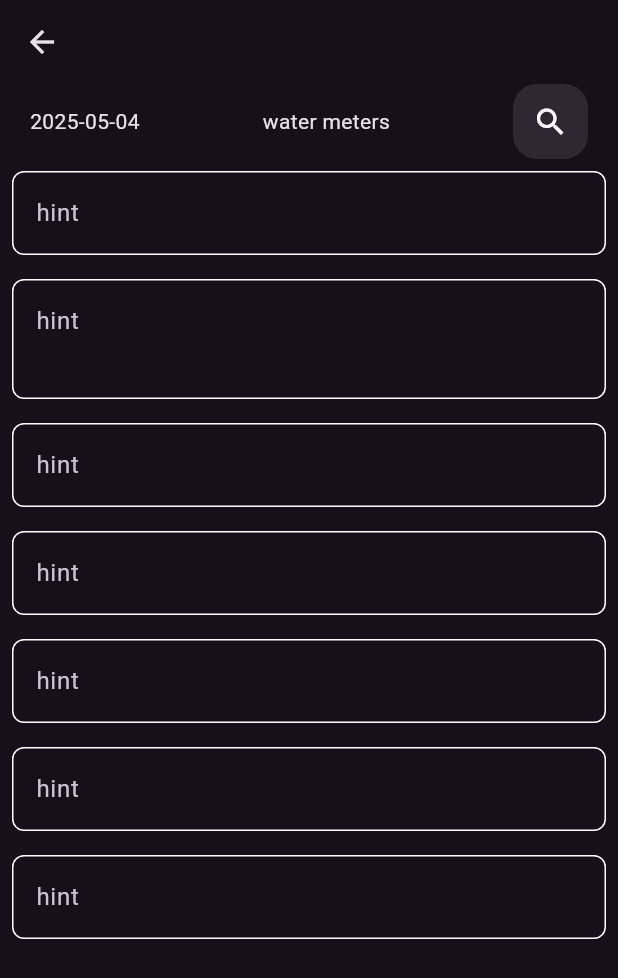
After one commit to MuhammedGhazi/water_mtr, a Flutter app: the screen it shows after launch, after a tap on "hamad el khaloof", on a phone screen of 412 x 824 dp. The commit adds this screen. Shown: the top 978 px of the screen. Run offline on Flutter 3.47's test engine with Material 3 defaults, Android fonts, the phone set to English and light mode, and no system bars; our stand-ins replace dio, flutter_bloc, hive, shared_preferences; missing offline and left inert: data_connection_checker_tv; accounts and stored records are empty.

Commit message:
edit sub view done

```diff
--- /dev/null
+++ b/lib/features/subs/presentation/views/edit_sub_view.dart
@@ -0,0 +1,11 @@
+import 'package:flutter/material.dart';
+import 'package:water_mtr/features/subs/presentation/widgets/edit_sub_view_body.dart';
+
+class EditSubView extends StatelessWidget {
+  const EditSubView({super.key});
+
+  @override
+  Widget build(BuildContext context) {
+    return Scaffold(appBar: AppBar(), body: EditSubViewBody());
+  }
+}
--- a/lib/features/subs/presentation/widgets/custom_app_bar.dart
+++ b/lib/features/subs/presentation/widgets/custom_app_bar.dart
@@ -5,7 +5,7 @@ import 'custom_search.dart';
 
 class CustomAppBar extends StatelessWidget {
   const CustomAppBar({super.key});
-
+  final String title = "title";
   @override
   Widget build(BuildContext context) {
     return Padding(
--- a/lib/features/subs/presentation/widgets/custom_search.dart
+++ b/lib/features/subs/presentation/widgets/custom_search.dart
@@ -13,7 +13,7 @@ class CustomSearch extends StatelessWidget {
 
       height: 50,
       width: 50,
-      child: Icon(Icons.search),
+      child: const Icon(Icons.search),
     );
   }
 }
--- /dev/null
+++ b/lib/features/subs/presentation/widgets/edit_sub_view_body.dart
@@ -0,0 +1,23 @@
+import 'package:flutter/material.dart';
+import 'package:water_mtr/features/subs/presentation/widgets/custom_app_bar.dart';
+import 'package:water_mtr/features/subs/presentation/widgets/custom_text_field.dart';
+
+class EditSubViewBody extends StatelessWidget {
+  const EditSubViewBody({super.key});
+
+  @override
+  Widget build(BuildContext context) {
+    return Column(
+      children: [
+        CustomAppBar(),
+        CustomTextField(hint: "hint"),
+        CustomTextField(hint: "hint", maxLines: 2),
+        CustomTextField(hint: "hint"),
+        CustomTextField(hint: "hint"),
+        CustomTextField(hint: "hint"),
+        CustomTextField(hint: "hint"),
+        CustomTextField(hint: "hint"),
+      ],
+    );
+  }
+}
--- a/lib/features/subs/presentation/widgets/sub_item.dart
+++ b/lib/features/subs/presentation/widgets/sub_item.dart
@@ -1,11 +1,23 @@
 import 'package:flutter/material.dart';
+import 'package:water_mtr/features/subs/presentation/views/edit_sub_view.dart';
 
 class SubItem extends StatelessWidget {
   const SubItem({super.key});
 
   @override
   Widget build(BuildContext context) {
-    return Padding(
+    return GestureDetector(
+      onTap: () {
+        Navigator.push(
+          context,
+          MaterialPageRoute(
+            builder: (context) {
+              return EditSubView();
+            },
+          ),
+        );
+      },
+      child: Padding(
         padding: const EdgeInsets.all(8.0),
         child: Container(
           height: 100,
@@ -32,6 +44,7 @@ class SubItem extends StatelessWidget {
             trailing: Icon(Icons.arrow_forward_ios, color: Colors.white),
           ),
         ),
+      ),
     );
   }
 }
--- a/lib/features/template/presentation/cubits/add_note_cubit/add_note_cubit.dart
+++ b/lib/features/template/presentation/cubits/add_note_cubit/add_note_cubit.dart
@@ -1,8 +1,6 @@
-import 'package:bloc/bloc.dart';
 import 'package:flutter/material.dart';
+import 'package:flutter_bloc/flutter_bloc.dart';
 import 'package:hive/hive.dart';
-
-import 'package:meta/meta.dart';
 
 import '../../../../../core/constants/constants.dart';
 import '../../../data/models/models/note_model.dart';
--- a/lib/features/template/presentation/cubits/notes_cubit/notes_cubit.dart
+++ b/lib/features/template/presentation/cubits/notes_cubit/notes_cubit.dart
@@ -1,6 +1,6 @@
-import 'package:bloc/bloc.dart';
+import 'package:flutter/material.dart';
+import 'package:flutter_bloc/flutter_bloc.dart';
 import 'package:hive/hive.dart';
-import 'package:meta/meta.dart';
 
 import '../../../../../core/constants/constants.dart';
 import '../../../data/models/models/note_model.dart';
--- a/lib/features/template/presentation/cubits/notes_cubit/notes_state.dart
+++ b/lib/features/template/presentation/cubits/notes_cubit/notes_state.dart
@@ -4,4 +4,5 @@ part of 'notes_cubit.dart';
 abstract class NotesState {}
 
 class NotesInitial extends NotesState {}
+
 class NotesSuccess extends NotesState {}
--- a/lib/features/template/presentation/views/widgets/custom_text_field.dart
+++ b/lib/features/template/presentation/views/widgets/custom_text_field.dart
@@ -1,5 +1,4 @@
 import 'package:flutter/material.dart';
-import 'package:flutter/src/widgets/framework.dart';
 
 import '../../../../../core/constants/constants.dart';
 
```
Lines whose indentation alone changed are shown as unchanged.
